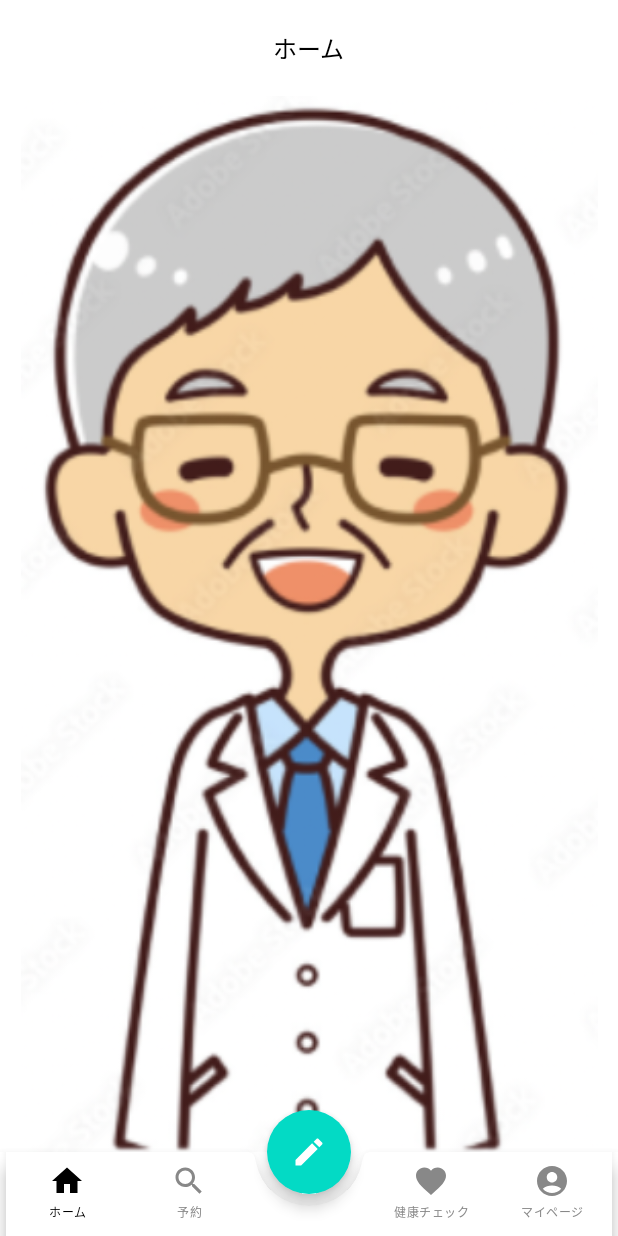
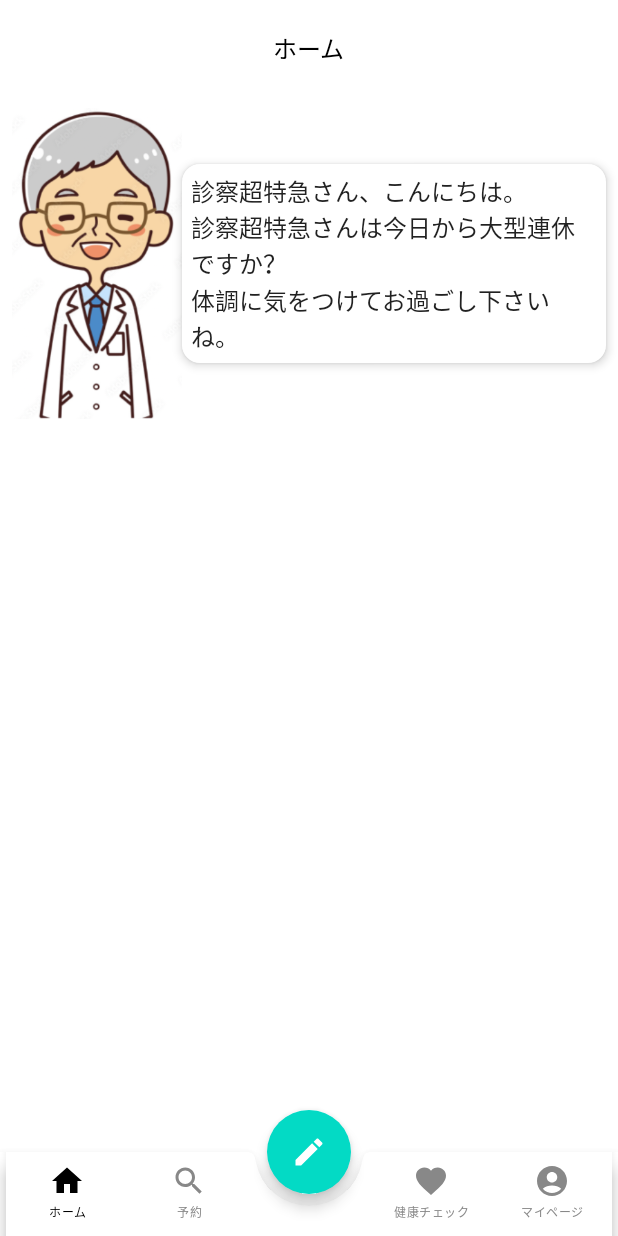
Before and after one commit to rnk0085/medical-hackathon, an Android app built with Jetpack Compose: the screen it shows after launch (MainActivity), on a phone screen of 412 x 824 dp. Run offline under Robolectric (Android 15) with nearby library versions, the phone set to English and light mode, and no system bars.

Commit message:
feat: DoctorCommentSection を作成

```diff
--- /dev/null
+++ b/app/src/main/java/com/example/medicalhackathon/ui/home/DoctorCommentSection.kt
@@ -0,0 +1,60 @@
+package com.example.medicalhackathon.ui.home
+
+import androidx.compose.foundation.Image
+import androidx.compose.foundation.layout.Row
+import androidx.compose.foundation.layout.fillMaxWidth
+import androidx.compose.foundation.layout.padding
+import androidx.compose.foundation.shape.RoundedCornerShape
+import androidx.compose.material.Card
+import androidx.compose.material.Text
+import androidx.compose.runtime.Composable
+import androidx.compose.ui.Alignment
+import androidx.compose.ui.Modifier
+import androidx.compose.ui.res.painterResource
+import androidx.compose.ui.tooling.preview.Preview
+import androidx.compose.ui.unit.dp
+import com.example.medicalhackathon.R
+import com.example.medicalhackathon.ui.theme.MedicalHackathonTheme
+
+
+@Composable
+fun DoctorCommentSection(
+    modifier: Modifier = Modifier,
+){
+    Row(
+        modifier = modifier.fillMaxWidth(),
+        verticalAlignment = Alignment.CenterVertically,
+    ) {
+        Image(
+            modifier = Modifier
+                .weight(2f),
+            painter = painterResource(id = R.drawable.doctor),
+            contentDescription = null,
+        )
+
+        // TODO: 吹き出しにする
+        // https://qiita.com/yuppejp/items/92429a0fc8440f9da487
+        Card(
+            shape = RoundedCornerShape(12.dp),
+            elevation = 4.dp,
+            modifier = Modifier
+                .weight(5f),
+        ) {
+            Text(
+                text = "診察超特急さん、こんにちは。\n" +
+                        "診察超特急さんは今日から大型連休ですか？\n" +
+                        "体調に気をつけてお過ごし下さいね。",
+                modifier = Modifier
+                    .padding(6.dp),
+            )
+        }
+    }
+}
+
+@Preview
+@Composable
+private fun DoctorCommentSectionPreview() {
+    MedicalHackathonTheme {
+        DoctorCommentSection()
+    }
+}
--- a/app/src/main/java/com/example/medicalhackathon/ui/home/HomeScreen.kt
+++ b/app/src/main/java/com/example/medicalhackathon/ui/home/HomeScreen.kt
@@ -1,13 +1,22 @@
 package com.example.medicalhackathon.ui.home
 
 import androidx.compose.foundation.Image
+import androidx.compose.foundation.layout.Box
+import androidx.compose.foundation.layout.Row
 import androidx.compose.foundation.layout.fillMaxSize
+import androidx.compose.foundation.layout.fillMaxWidth
 import androidx.compose.foundation.layout.padding
+import androidx.compose.foundation.lazy.LazyColumn
+import androidx.compose.foundation.shape.RoundedCornerShape
+import androidx.compose.material.Card
 import androidx.compose.material.Scaffold
+import androidx.compose.material.Text
 import androidx.compose.runtime.Composable
+import androidx.compose.ui.Alignment
 import androidx.compose.ui.Modifier
 import androidx.compose.ui.res.painterResource
 import androidx.compose.ui.tooling.preview.Preview
+import androidx.compose.ui.unit.dp
 import com.example.medicalhackathon.R
 import com.example.medicalhackathon.ui.common.HackathonTopAppBar
 import com.example.medicalhackathon.ui.common.HackathonTopAppBarUiState
@@ -25,13 +34,17 @@ fun HomeScreen(){
         }
     ) { innerPaddings ->
 
-        Image(
+        LazyColumn(
             modifier = Modifier
                 .fillMaxSize()
                 .padding(innerPaddings),
-            painter = painterResource(id = R.drawable.doctor),
-            contentDescription = null,
-        )
+        ) {
+            item {
+                DoctorCommentSection(
+                    modifier = Modifier.fillMaxWidth().padding(8.dp),
+                )
+            }
+        }
     }
 }
 
```
